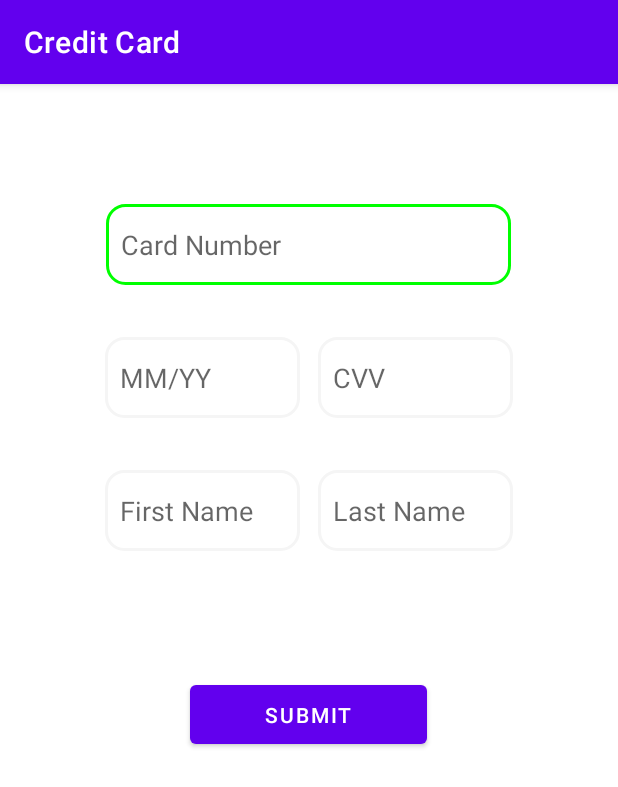
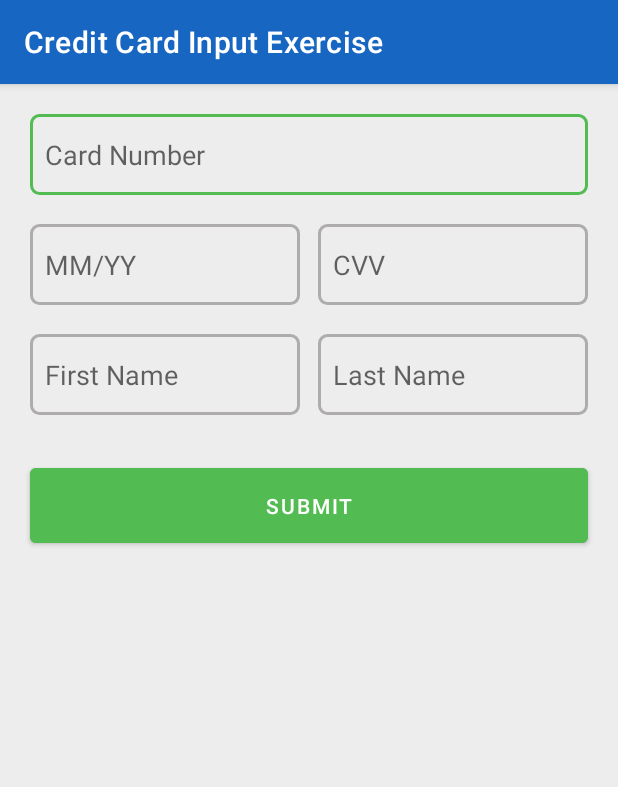
Before and after one commit to Lakhan-nishad/Credit_Card, an Android app: the screen it shows after launch (MainActivity), on a phone screen of 412 x 824 dp. Shown: the top 787 px of the screen. Run offline under Robolectric (Android 15) with nearby library versions, the phone set to English and light mode, and no system bars.

Commit message:
layout set

```diff
--- a/app/src/main/java/com/example/creditcard/MainActivity.java
+++ b/app/src/main/java/com/example/creditcard/MainActivity.java
@@ -106,12 +106,12 @@ public class MainActivity extends AppCompatActivity {
 
         submitButton.setOnClickListener(v -> {
             AlertDialog.Builder builder = new AlertDialog.Builder(MainActivity.this);
-            builder.setMessage("Completed");
+            builder.setMessage("Payment Successful");
             builder.setCancelable(false);
 
             builder
                     .setPositiveButton(
-                            "Yes",
+                            "OK",
                             new DialogInterface
                                     .OnClickListener() {
 
--- a/app/src/main/res/drawable/edit_text_bacground.xml
+++ b/app/src/main/res/drawable/edit_text_bacground.xml
@@ -6,11 +6,11 @@
             android:color="@android:color/transparent"/>
 
         <corners
-            android:bottomRightRadius="12dp"
-            android:bottomLeftRadius="12dp"
-            android:topLeftRadius="12dp"
-            android:topRightRadius="12dp"/>
+            android:bottomRightRadius="5dp"
+            android:bottomLeftRadius="5dp"
+            android:topLeftRadius="5dp"
+            android:topRightRadius="5dp"/>
         <stroke
-            android:color="#f5f5f5"
+            android:color="#AEACAC"
             android:width="2dp"/>
     </shape>
--- a/app/src/main/res/drawable/error_bg.xml
+++ b/app/src/main/res/drawable/error_bg.xml
@@ -6,10 +6,10 @@
         android:color="@android:color/transparent"/>
 
     <corners
-        android:bottomRightRadius="12dp"
-        android:bottomLeftRadius="12dp"
-        android:topLeftRadius="12dp"
-        android:topRightRadius="12dp"/>
+        android:bottomRightRadius="5dp"
+        android:bottomLeftRadius="5dp"
+        android:topLeftRadius="5dp"
+        android:topRightRadius="5dp"/>
     <stroke
         android:color="#ff0000"
         android:width="2dp"/>
--- a/app/src/main/res/drawable/success_bg.xml
+++ b/app/src/main/res/drawable/success_bg.xml
@@ -6,11 +6,14 @@
         android:color="@android:color/transparent"/>
 
     <corners
-        android:bottomRightRadius="12dp"
-        android:bottomLeftRadius="12dp"
-        android:topLeftRadius="12dp"
-        android:topRightRadius="12dp"/>
+        android:bottomRightRadius="5dp"
+        android:bottomLeftRadius="5dp"
+        android:topLeftRadius="5dp"
+        android:topRightRadius="5dp"/>
     <stroke
-        android:color="#00ff00"
-        android:width="2dp"/>
+        android:color="#52BC52"
+        android:width="2dp"
+
+        />
+
 </shape>
--- a/app/src/main/res/layout/activity_main.xml
+++ b/app/src/main/res/layout/activity_main.xml
@@ -4,6 +4,7 @@
     xmlns:tools="http://schemas.android.com/tools"
     android:layout_width="match_parent"
     android:layout_height="match_parent"
+    android:background="#EDEDED"
     tools:context=".MainActivity">
 
     <LinearLayout
@@ -14,15 +15,15 @@
         >
 
         <LinearLayout
-            android:layout_width="wrap_content"
+            android:layout_width="match_parent"
             android:layout_height="wrap_content"
-            android:layout_marginHorizontal="44dp"
-            android:layout_marginTop="80dp"
+            android:layout_marginHorizontal="20dp"
+            android:layout_marginTop="20dp"
             android:orientation="vertical"
             >
             <EditText
                 android:id="@+id/editTextCardNumber"
-                android:layout_width="270dp"
+                android:layout_width="match_parent"
                 android:layout_height="54dp"
                 android:ems="10"
                 android:inputType="number"
@@ -35,11 +36,11 @@
                 android:id="@+id/cardNumberText"
                 android:layout_width="wrap_content"
                 android:layout_height="wrap_content"
-                android:text="invalid card number"
+                android:text="Invalid card number"
                 android:textColor="#ff0000"
                 android:visibility="invisible"
                 android:paddingHorizontal="10dp"
-                ></TextView>
+                />
         </LinearLayout>
 
 
@@ -47,19 +48,19 @@
         <LinearLayout
             android:layout_width="match_parent"
             android:layout_height="wrap_content"
-            android:gravity="center_horizontal"
-            android:layout_marginTop="15dp"
-
-            android:layout_marginHorizontal="44dp"
+            android:weightSum="1"
+            android:layout_marginHorizontal="20dp"
             >
             <LinearLayout
                 android:layout_width="wrap_content"
                 android:layout_height="wrap_content"
                 android:orientation="vertical"
+                android:layout_weight="0.5"
+
                 >
                 <EditText
                     android:id="@+id/editTextTextExpireDate"
-                    android:layout_width="130dp"
+                    android:layout_width="wrap_content"
                     android:layout_height="54dp"
                     android:ems="10"
                     android:inputType="date"
@@ -72,21 +73,23 @@
                     android:id="@+id/dateText"
                     android:layout_width="wrap_content"
                     android:layout_height="wrap_content"
-                    android:text="invalid Date"
+                    android:text="Invalid Date"
                     android:textColor="#ff0000"
                     android:visibility="invisible"
                     android:paddingHorizontal="10dp"
-                    ></TextView>
+                    />
             </LinearLayout>
 
             <LinearLayout
                 android:layout_width="wrap_content"
                 android:layout_height="wrap_content"
                 android:orientation="vertical"
+                android:layout_weight="0.5"
+
                 >
                 <EditText
                     android:id="@+id/editTextTextCVVNumber"
-                    android:layout_width="130dp"
+                    android:layout_width="wrap_content"
                     android:layout_height="54dp"
                     android:ems="10"
                     android:inputType="number"
@@ -102,11 +105,11 @@
                     android:id="@+id/cvvText"
                     android:layout_width="wrap_content"
                     android:layout_height="wrap_content"
-                    android:text="invalid CVV"
+                    android:text="Invalid CVV"
                     android:textColor="#ff0000"
                     android:visibility="invisible"
                     android:paddingHorizontal="10dp"
-                    ></TextView>
+                    />
             </LinearLayout>
 
 
@@ -115,19 +118,18 @@
         <LinearLayout
             android:layout_width="match_parent"
             android:layout_height="wrap_content"
-            android:layout_marginTop="15dp"
-            android:gravity="center_horizontal"
-            android:layout_marginHorizontal="44dp"
-
+            android:layout_marginHorizontal="20dp"
+            android:weightSum="1"
             >
             <LinearLayout
                 android:layout_width="wrap_content"
                 android:layout_height="wrap_content"
                 android:orientation="vertical"
+                android:layout_weight="0.5"
                 >
                 <EditText
                     android:id="@+id/editTextTextFirstName"
-                    android:layout_width="130dp"
+                    android:layout_width="wrap_content"
                     android:layout_height="54dp"
                     android:ems="10"
                     android:inputType="textPersonName"
@@ -139,19 +141,20 @@
                     android:id="@+id/nameText"
                     android:layout_width="wrap_content"
                     android:layout_height="wrap_content"
-                    android:text="invalid name"
+                    android:text="Invalid name"
                     android:textColor="#ff0000"
                     android:visibility="invisible"
 
                     android:paddingHorizontal="10dp"
-                    ></TextView>
+                    />
             </LinearLayout>
+
             <EditText
                 android:id="@+id/editTextTextLastName"
-                android:layout_width="130dp"
+                android:layout_width="wrap_content"
                 android:layout_height="54dp"
                 android:ems="10"
-
+                android:layout_weight="0.5"
                 android:inputType="textPersonName"
                 android:hint="Last Name"
                 android:layout_marginLeft="12dp"
@@ -164,24 +167,36 @@
         <RelativeLayout
             android:layout_width="match_parent"
             android:layout_height="wrap_content"
-            android:layout_marginTop="20dp"
+            >
+            <RelativeLayout
+                android:layout_width="wrap_content"
+                android:layout_height="wrap_content"
+                >
+
+
+
+            </RelativeLayout>
+
+        </RelativeLayout>
+
+        <RelativeLayout
+            android:layout_width="match_parent"
+            android:layout_height="wrap_content"
             android:gravity="center"
+            android:layout_marginTop="10dp"
 
             >
 
             <Button
-                android:layout_width="wrap_content"
+                android:id="@+id/submitButton"
+                android:layout_width="match_parent"
                 android:layout_height="wrap_content"
-                android:layout_marginStart="44dp"
-                android:layout_marginTop="44dp"
-                android:layout_marginEnd="44dp"
-                android:id="@+id/submitButton"
-
-
-                android:layout_marginBottom="44dp"
-                android:paddingHorizontal="50dp"
-                android:paddingVertical="10dp"
-                android:text="Submit" />
+                android:backgroundTint="#52BC52"
+                android:paddingHorizontal="20dp"
+                android:paddingVertical="15dp"
+                android:text="Submit"
+                android:layout_marginHorizontal="20dp"
+                />
         </RelativeLayout>
 
 
--- a/app/src/main/res/values/colors.xml
+++ b/app/src/main/res/values/colors.xml
@@ -1,10 +1,10 @@
 <?xml version="1.0" encoding="utf-8"?>
 <resources>
     <color name="purple_200">#FFBB86FC</color>
-    <color name="purple_500">#FF6200EE</color>
+    <color name="purple_500">#1766C2</color>
     <color name="purple_700">#FF3700B3</color>
     <color name="teal_200">#FF03DAC5</color>
     <color name="teal_700">#FF018786</color>
-    <color name="black">#FF000000</color>
-    <color name="white">#FFFFFFFF</color>
+    <color name="black">#000000</color>
+    <color name="white">#FFFFFF</color>
 </resources>
--- a/app/src/main/res/values/strings.xml
+++ b/app/src/main/res/values/strings.xml
@@ -1,3 +1,3 @@
 <resources>
-    <string name="app_name">Credit Card</string>
+    <string name="app_name">Credit Card Input Exercise</string>
 </resources>
```
